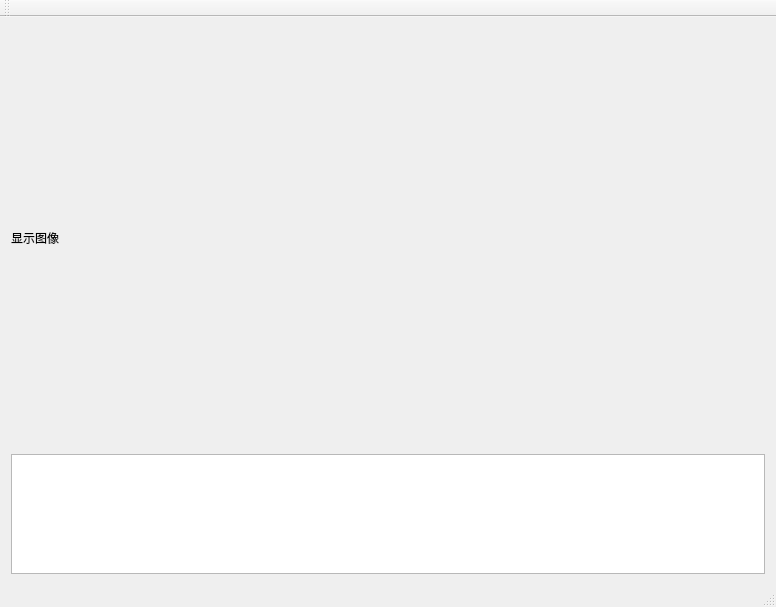
This is Doit/QDlgDoit.ui in dmcyang163/Doit as Qt 5 draws it before an edit. The edited form follows.
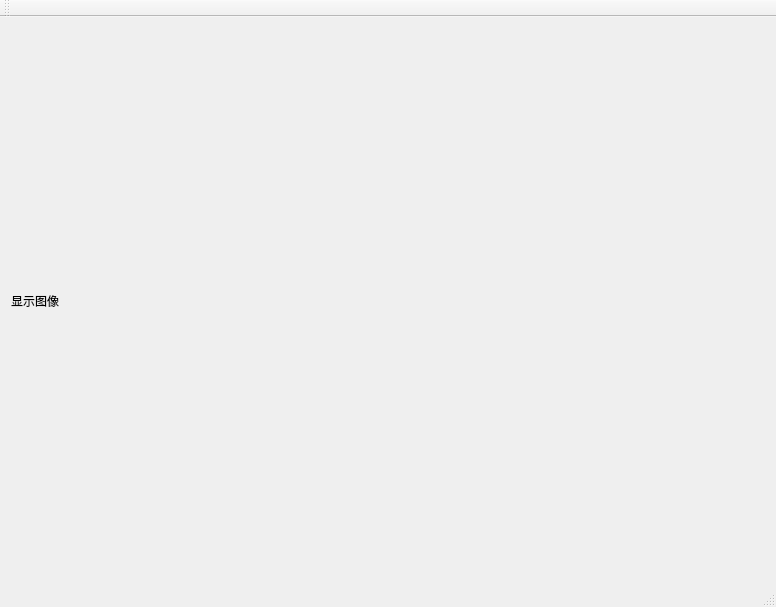
This is the edited form.

Commit message: 修正QtDlgDebug

Diff of the .ui file:
```diff
--- a/Doit/QDlgDoit.ui
+++ b/Doit/QDlgDoit.ui
@@ -22,16 +22,6 @@
       </property>
      </widget>
     </item>
-    <item>
-     <widget class="QTextEdit" name="txtDebug">
-      <property name="maximumSize">
-       <size>
-        <width>16777215</width>
-        <height>120</height>
-       </size>
-      </property>
-     </widget>
-    </item>
    </layout>
   </widget>
   <widget class="QMenuBar" name="menuBar">
```
Left out of the diff: 2 changed lines with no effect on the pictures. The commit also changes 13 other files.
